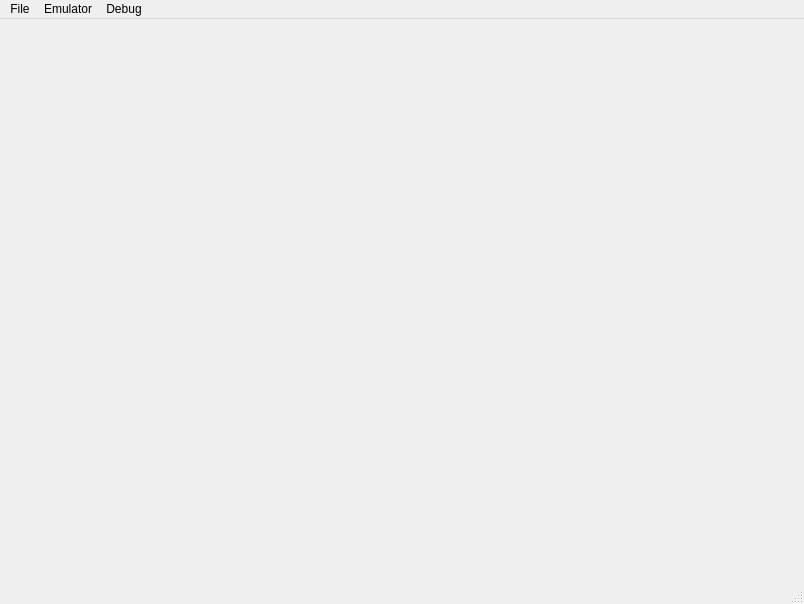
Before: the Qt Designer form MainWindow.ui in andrade824/SuperII, drawn with Qt 5.
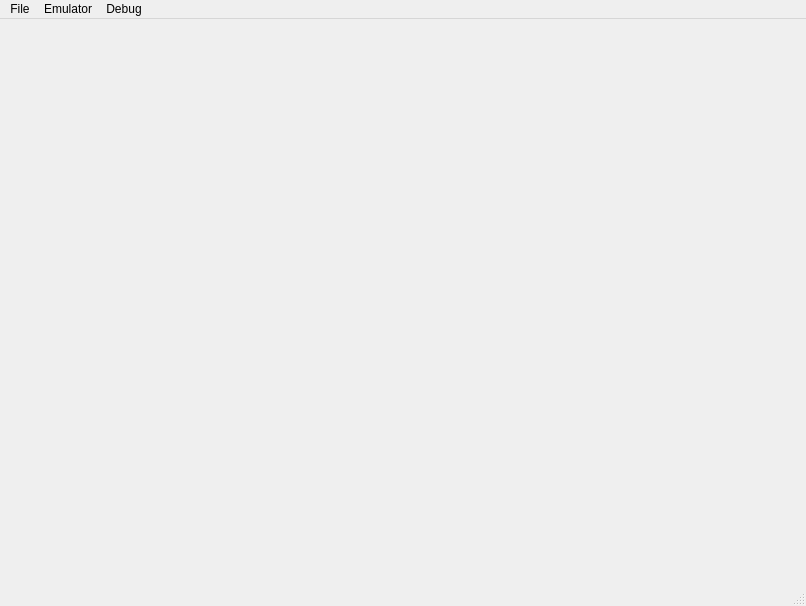
After: the same form once the commit is applied.

```diff
--- a/MainWindow.ui
+++ b/MainWindow.ui
@@ -6,8 +6,8 @@
    <rect>
     <x>0</x>
     <y>0</y>
-    <width>804</width>
-    <height>604</height>
+    <width>806</width>
+    <height>606</height>
    </rect>
   </property>
   <property name="windowTitle">
@@ -19,8 +19,8 @@
     <rect>
      <x>0</x>
      <y>0</y>
-     <width>804</width>
-     <height>27</height>
+     <width>806</width>
+     <height>17</height>
     </rect>
    </property>
    <widget class="QMenu" name="menuFile">
```
Left out of the diff: 18 changed lines with no effect on the pictures.
